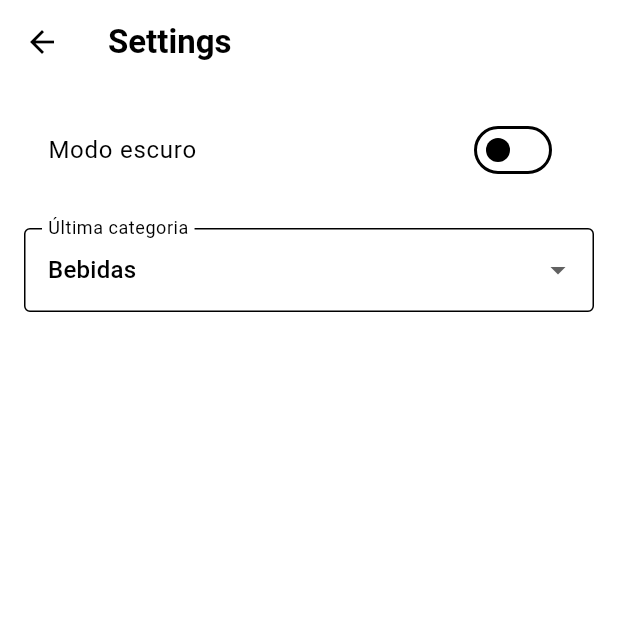
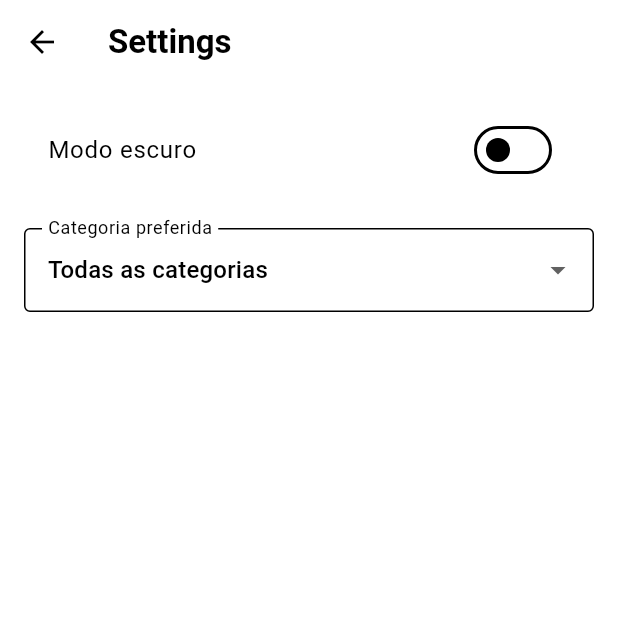
Before and after one commit to junio-ifpiads2025/ReMeal, a Flutter app: the SettingsPage screen opened by its route, on a phone screen of 412 x 824 dp, the top half of it. Run offline on Flutter 3.47's test engine with Material 3 defaults, Android fonts, the phone set to English and light mode, and no system bars; our stand-ins replace flutter_riverpod, shared_preferences; accounts and stored records are empty.

Commit message:
Atualiza as categorias no perfil de configurações, permitindo uma seleção mais diversificada e intuitiva

```diff
--- a/lib/pages/profile_settings.dart
+++ b/lib/pages/profile_settings.dart
@@ -11,7 +11,7 @@ class SettingsPage extends ConsumerStatefulWidget {
 }
 
 class _SettingsPageState extends ConsumerState<SettingsPage> {
-  final List<String> _categories = ['Bebidas', 'Doces', 'Salgados', 'Massas'];
+  final List<String> _categories = ['Regional', 'Frutos do Mar', 'Contemporânea', 'Latina', 'Bar'];
 
   @override
   Widget build(BuildContext context) {
@@ -39,20 +39,24 @@ class _SettingsPageState extends ConsumerState<SettingsPage> {
             ),
             const SizedBox(height: 24),
             DropdownButtonFormField<String>(
-              value: selectedCategory ?? _categories.first,
-              items: _categories
+              value: selectedCategory,
+              items: [
+                const DropdownMenuItem(
+                  value: null,
+                  child: Text('Todas as categorias'),
+                ),
+                ..._categories
                     .map((cat) => DropdownMenuItem(
                           value: cat,
                           child: Text(cat),
                         ))
                     .toList(),
+              ],
               onChanged: (value) {
-                if (value != null) {
                 ref.read(categoryProvider.notifier).setCategory(value);
-                }
               },
               decoration: const InputDecoration(
-                labelText: 'Última categoria',
+                labelText: 'Categoria preferida',
                 border: OutlineInputBorder(),
               ),
             ),
```
Lines whose indentation alone changed are shown as unchanged.
